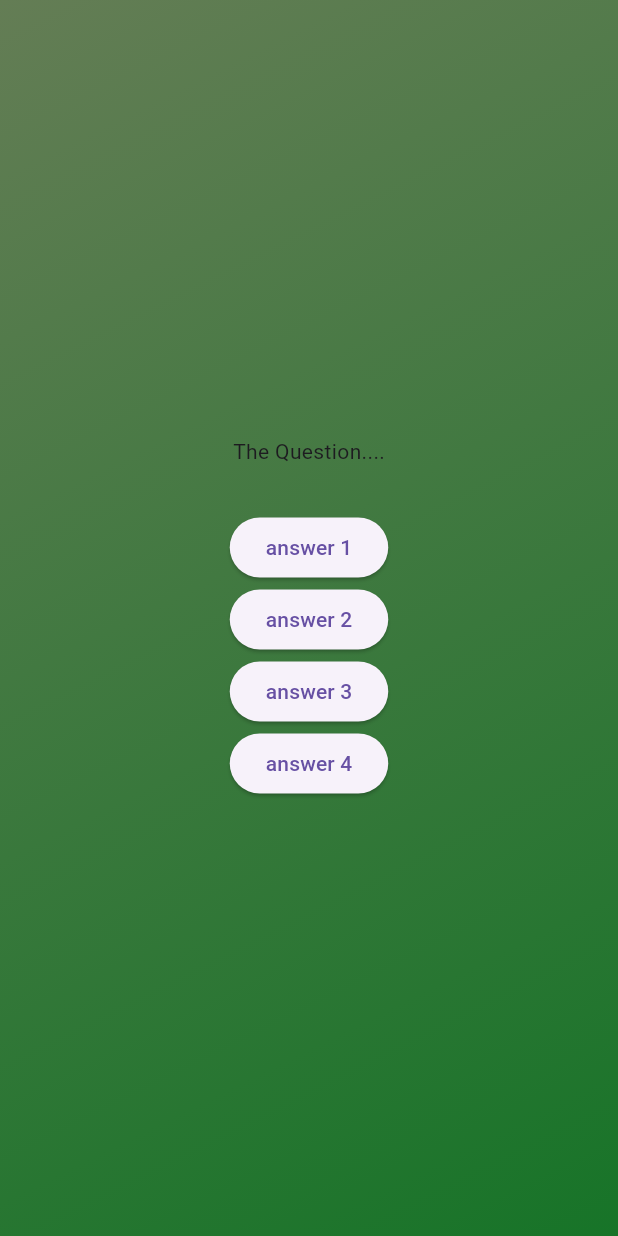
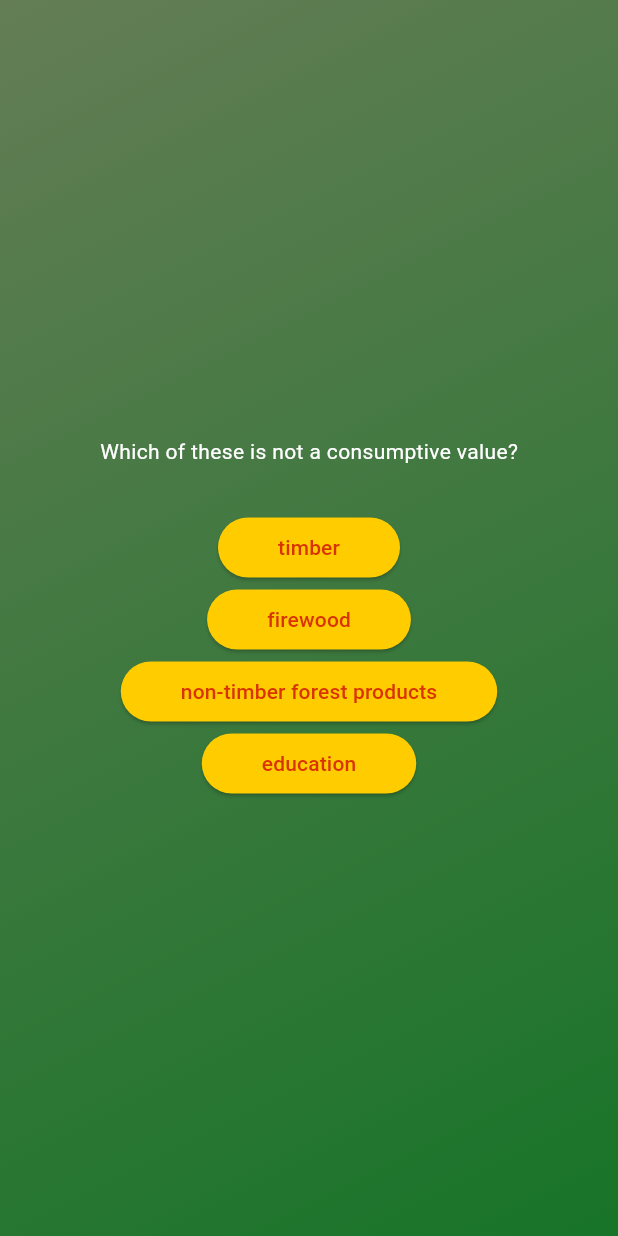
Before and after one commit to Sssketchy/QuizApp-Forests, a Flutter app: the screen it shows after launch, after a tap on "Start Quiz", on a phone screen of 412 x 824 dp. Run offline on Flutter 3.47's test engine with Material 3 defaults, Android fonts, the phone set to English and light mode, and no system bars.

Commit message:
Added questions

```diff
--- /dev/null
+++ b/lib/answer_button.dart
@@ -0,0 +1,27 @@
+import 'package:flutter/cupertino.dart';
+import 'package:flutter/material.dart';
+
+class AnswerButton extends StatelessWidget {
+  const AnswerButton({super.key, required this.ans, required this.onTap});
+  // positional arguement has been converted to named
+  final void Function() onTap;
+  final String ans;
+  @override
+  Widget build(context) {
+    return ElevatedButton(
+      style: ElevatedButton.styleFrom(
+        padding: EdgeInsets.symmetric(
+          horizontal: 40,
+          vertical: 10,
+        ), //horizontal and vertical padding
+        backgroundColor: CupertinoColors.systemYellow,
+        foregroundColor: const Color.fromARGB(255, 216, 51, 0),
+        shape: RoundedRectangleBorder(
+          borderRadius: BorderRadius.circular(20),
+        ), //nicely rounded corners
+      ),
+      onPressed: onTap,
+      child: Text(ans),
+    );
+  }
+}
--- a/lib/data/questions.dart
+++ b/lib/data/questions.dart
@@ -1,5 +1,7 @@
 import 'package:adv_basics/models/quiz_question.dart';
 
+// questions - objects
+// questions[text, answers<list>]
 const questions = [
   QuizQuestion('Which of these is not a consumptive value?', [
     'timber',
--- a/lib/questions_screen.dart
+++ b/lib/questions_screen.dart
@@ -1,4 +1,6 @@
+import 'package:adv_basics/answer_button.dart';
 import 'package:flutter/material.dart';
+import 'package:adv_basics/data/questions.dart';
 
 class QuestionsScreen extends StatefulWidget {
   const QuestionsScreen({super.key});
@@ -12,17 +14,22 @@ class QuestionsScreen extends StatefulWidget {
 class _QuestionsScreenState extends State<QuestionsScreen> {
   @override
   Widget build(ctx) {
+    final currentQuestion = questions[0];
+
     return SizedBox(
       width: double.infinity,
       child: Column(
         mainAxisAlignment: MainAxisAlignment.center,
         children: [
-          Text('The Question....'),
+          Text(
+            currentQuestion.text,
+            style: const TextStyle(color: Colors.white),
+          ),
           SizedBox(height: 30),
-          ElevatedButton(onPressed: () {}, child: Text("answer 1")),
-          ElevatedButton(onPressed: () {}, child: Text("answer 2")),
-          ElevatedButton(onPressed: () {}, child: Text("answer 3")),
-          ElevatedButton(onPressed: () {}, child: Text("answer 4")),
+          AnswerButton(ans: currentQuestion.answers[0], onTap: () {}),
+          AnswerButton(ans: currentQuestion.answers[1], onTap: () {}),
+          AnswerButton(ans: currentQuestion.answers[2], onTap: () {}),
+          AnswerButton(ans: currentQuestion.answers[3], onTap: () {}),
         ],
       ),
     );
```
